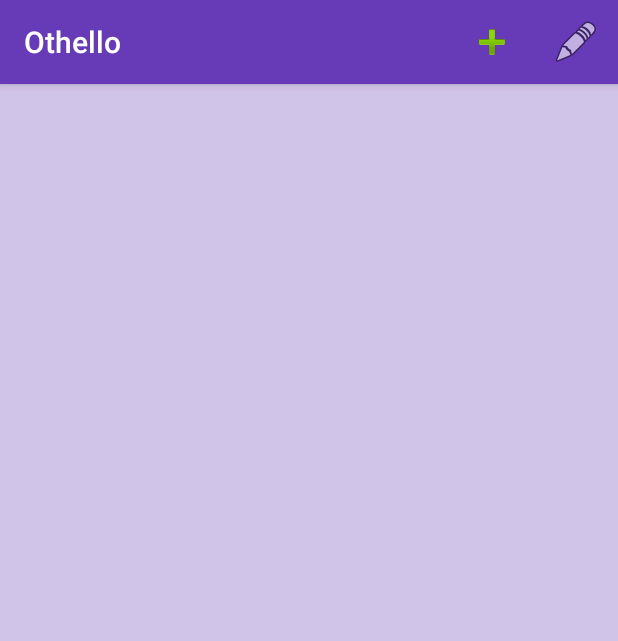
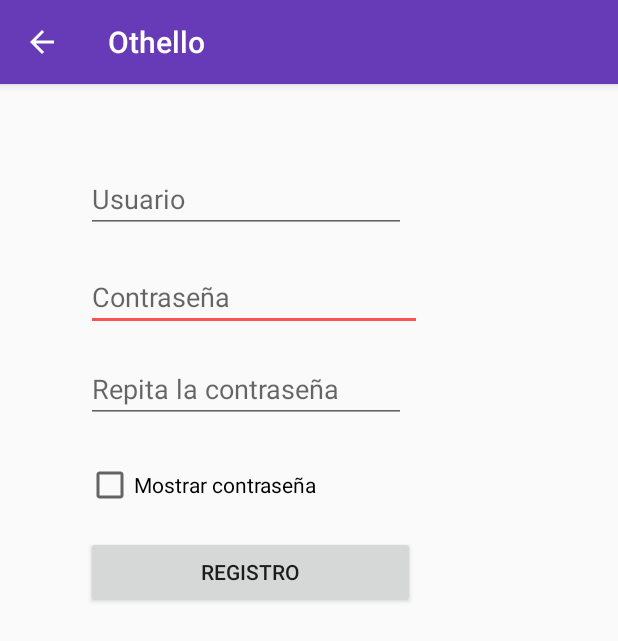
Before and after one commit to Yyandrakk/Othello_damd, an Android app: the screen it shows after launch (RoundListActivity before the commit, RegistroActivity after it), after a tap on "REGISTRO", on a phone screen of 412 x 824 dp. Shown: the top 641 px of the screen. Run offline under Robolectric (Android 15) with nearby library versions, the phone set to English and light mode, and no system bars; 2 other taps on this screen came first.

Commit message:
funciona registro y login

```diff
--- a/app/src/main/AndroidManifest.xml
+++ b/app/src/main/AndroidManifest.xml
@@ -21,6 +21,9 @@
             </intent-filter>
         </activity>
         <activity
+            android:name=".actividades.RegistroActivity"
+            android:parentActivityName=".actividades.LoginActivity" />
+        <activity
             android:name=".actividades.RoundActivity"
             android:parentActivityName=".actividades.RoundListActivity" />
         <activity
--- a/app/src/main/java/es/uam/oscar_garcia/othello/actividades/LoginActivity.java
+++ b/app/src/main/java/es/uam/oscar_garcia/othello/actividades/LoginActivity.java
@@ -4,6 +4,8 @@ import android.app.Activity;
 import android.content.Intent;
 import android.os.Bundle;
 import android.support.design.widget.Snackbar;
+import android.support.v7.app.AppCompatActivity;
+import android.text.method.PasswordTransformationMethod;
 import android.view.View;
 import android.widget.Button;
 import android.widget.CheckBox;
@@ -18,7 +20,7 @@ import es.uam.oscar_garcia.othello.model.RoundRepositoryFactory;
  * Created by oscar on 29/03/17.
  */
 
-public class LoginActivity extends Activity implements View.OnClickListener {
+public class LoginActivity extends AppCompatActivity implements View.OnClickListener {
     private RoundRepository repository;
     private EditText usernameEditText;
     private EditText passwordEditText;
@@ -75,10 +77,15 @@ public class LoginActivity extends Activity implements View.OnClickListener {
                 repository.login(playername, password, loginRegisterCallback);
                 break;
             case R.id.new_user_button:
-                repository.register(playername, password, loginRegisterCallback);
+                startActivity(new Intent(LoginActivity.this, RegistroActivity.class));
                 break;
             case R.id.login_mostrar:
-
+                CheckBox checkbox1=(CheckBox)findViewById(R.id.login_mostrar);
+                if (checkbox1.isChecked()==true) {
+                    passwordEditText.setTransformationMethod(null);
+                }else{
+                    passwordEditText.setTransformationMethod(new PasswordTransformationMethod());
+                }
                 break;
 
         }
--- /dev/null
+++ b/app/src/main/java/es/uam/oscar_garcia/othello/actividades/RegistroActivity.java
@@ -0,0 +1,97 @@
+package es.uam.oscar_garcia.othello.actividades;
+
+import android.app.Activity;
+import android.content.Intent;
+import android.os.Bundle;
+import android.support.design.widget.Snackbar;
+import android.support.v7.app.AppCompatActivity;
+import android.text.method.PasswordTransformationMethod;
+import android.view.View;
+import android.widget.Button;
+import android.widget.CheckBox;
+import android.widget.EditText;
+import android.widget.Toast;
+
+import es.uam.oscar_garcia.othello.R;
+import es.uam.oscar_garcia.othello.model.RoundRepository;
+import es.uam.oscar_garcia.othello.model.RoundRepositoryFactory;
+
+/**
+ * Created by oscar on 14/04/17.
+ */
+
+public class RegistroActivity extends AppCompatActivity implements View.OnClickListener {
+
+
+    private RoundRepository repository;
+    private EditText usernameEditText;
+    private EditText passEditText;
+    private EditText passCheckEditText;
+
+
+    public void onCreate(Bundle savedInstanceState) {
+        super.onCreate(savedInstanceState);
+        setContentView(R.layout.activity_registro);
+        usernameEditText = (EditText) findViewById(R.id.reg_username);
+        passEditText = (EditText) findViewById(R.id.reg_pass);
+        passCheckEditText = (EditText) findViewById(R.id.reg_passc);
+        Button registerButton = (Button)findViewById(R.id.reg_button);
+        registerButton.setOnClickListener(this);
+        CheckBox box = (CheckBox) findViewById(R.id.reg_mostrar);
+        box.setOnClickListener(this);
+
+        repository = RoundRepositoryFactory.createRepository(RegistroActivity.this);
+        if (repository == null)
+            Toast.makeText(RegistroActivity.this, R.string.repository_opening_error,
+                    Toast.LENGTH_SHORT).show();
+    }
+
+    public void onClick(View v) {
+        final String playername = usernameEditText.getText().toString();
+        final String password = passEditText.getText().toString();
+        final String passwordC = passCheckEditText.getText().toString();
+        final View vaux=v;
+        RoundRepository.LoginRegisterCallback loginRegisterCallback =
+                new RoundRepository.LoginRegisterCallback() {
+                    @Override
+                    public void onLogin(String playerId) {
+                        OthelloPreferenceActivity.setPlayerUUID(RegistroActivity.this, playerId);
+                        OthelloPreferenceActivity.setPlayerName(RegistroActivity.this, playername);
+                        OthelloPreferenceActivity.setPlayerPassword(RegistroActivity.this, password);
+                        startActivity(new Intent(RegistroActivity.this, RoundListActivity.class));
+                        finish();
+                    }
+
+                    @Override
+                    public void onError(String error) {
+                        Snackbar.make(vaux, error, Snackbar.LENGTH_SHORT).show();
+                    }
+                };
+
+
+        switch (v.getId()) {
+
+            case R.id.reg_button:
+                if(password.equals(passwordC)){
+                    repository.register(playername, password, loginRegisterCallback);
+                }else{
+                    passCheckEditText.setError("No coinciden las contraseñas");
+                }
+
+                break;
+            case R.id.reg_mostrar:
+                CheckBox checkbox1=(CheckBox)findViewById(R.id.reg_mostrar);
+                if (checkbox1.isChecked()==true) {
+                    passEditText.setTransformationMethod(null);
+                    passCheckEditText.setTransformationMethod(null);
+                }else{
+                    passEditText.setTransformationMethod(new PasswordTransformationMethod());
+                    passCheckEditText.setTransformationMethod(new PasswordTransformationMethod());
+
+                }
+                break;
+
+        }
+    }
+
+}
--- /dev/null
+++ b/app/src/main/res/layout/activity_registro.xml
@@ -0,0 +1,75 @@
+<?xml version="1.0" encoding="utf-8"?>
+<android.support.constraint.ConstraintLayout xmlns:android="http://schemas.android.com/apk/res/android"
+    xmlns:app="http://schemas.android.com/apk/res-auto"
+    xmlns:tools="http://schemas.android.com/tools"
+    android:layout_width="match_parent"
+    android:layout_height="match_parent"
+    tools:layout_editor_absoluteY="81dp"
+    tools:layout_editor_absoluteX="0dp">
+
+
+    <EditText
+        android:id="@+id/reg_pass"
+        android:layout_width="224dp"
+        android:layout_height="41dp"
+        android:ems="10"
+        android:inputType="textPassword"
+        android:hint="@string/field_pass"
+        tools:layout_constraintTop_creator="1"
+        android:layout_marginTop="24dp"
+        app:layout_constraintTop_toBottomOf="@+id/reg_username"
+        tools:layout_constraintLeft_creator="1"
+        app:layout_constraintLeft_toLeftOf="@+id/reg_username" />
+
+    <EditText
+        android:id="@+id/reg_passc"
+        android:layout_width="wrap_content"
+        android:layout_height="wrap_content"
+        android:ems="10"
+        android:inputType="textPassword"
+        android:hint="@string/field_passc"
+        tools:layout_constraintTop_creator="1"
+        android:layout_marginTop="16dp"
+        app:layout_constraintTop_toBottomOf="@+id/reg_pass"
+        tools:layout_constraintLeft_creator="1"
+        app:layout_constraintLeft_toLeftOf="@+id/reg_pass"
+        android:layout_marginLeft="0dp" />
+
+    <Button
+        android:id="@+id/reg_button"
+        android:layout_width="219dp"
+        android:layout_height="48dp"
+        android:layout_marginTop="18dp"
+        android:text="Registro"
+        app:layout_constraintLeft_toLeftOf="@+id/reg_mostrar"
+        app:layout_constraintTop_toBottomOf="@+id/reg_mostrar"
+        tools:layout_constraintLeft_creator="1"
+        tools:layout_constraintTop_creator="1" />
+
+    <CheckBox
+        android:id="@+id/reg_mostrar"
+        android:layout_width="wrap_content"
+        android:layout_height="wrap_content"
+        android:text="@string/check_pass"
+        tools:layout_constraintTop_creator="1"
+        android:layout_marginTop="25dp"
+        app:layout_constraintTop_toBottomOf="@+id/reg_passc"
+        tools:layout_constraintLeft_creator="1"
+        app:layout_constraintLeft_toLeftOf="@+id/reg_passc" />
+
+    <EditText
+        android:id="@+id/reg_username"
+        android:layout_width="wrap_content"
+        android:layout_height="wrap_content"
+        android:ems="10"
+        android:inputType="textPersonName"
+        android:hint="@string/field_nick"
+        tools:layout_constraintTop_creator="1"
+        android:layout_marginStart="57dp"
+        android:layout_marginTop="54dp"
+        tools:layout_constraintLeft_creator="1"
+        app:layout_constraintLeft_toLeftOf="parent"
+        app:layout_constraintTop_toTopOf="parent"
+        android:layout_marginLeft="57dp" />
+
+</android.support.constraint.ConstraintLayout>
--- a/app/src/main/res/values/strings.xml
+++ b/app/src/main/res/values/strings.xml
@@ -40,4 +40,9 @@
     <string name="error_reading_rounds">No se ha podido acceder a la base de datos</string>
     <string name="error_creating_round">Error al crear la partida</string>
     <string name="error_updating_round">Error al actualizar la ronda</string>
+
+    <string name="field_pass">Contraseña</string>
+    <string name="field_passc">Repita la contraseña</string>
+    <string name="field_nick">Usuario</string>
+    <string name="check_pass">Mostrar contraseña</string>
 </resources>
```
Also changed, not shown: app/src/main/res/layout/activity_login.xml (+21 -21 lines), 1 other file.
